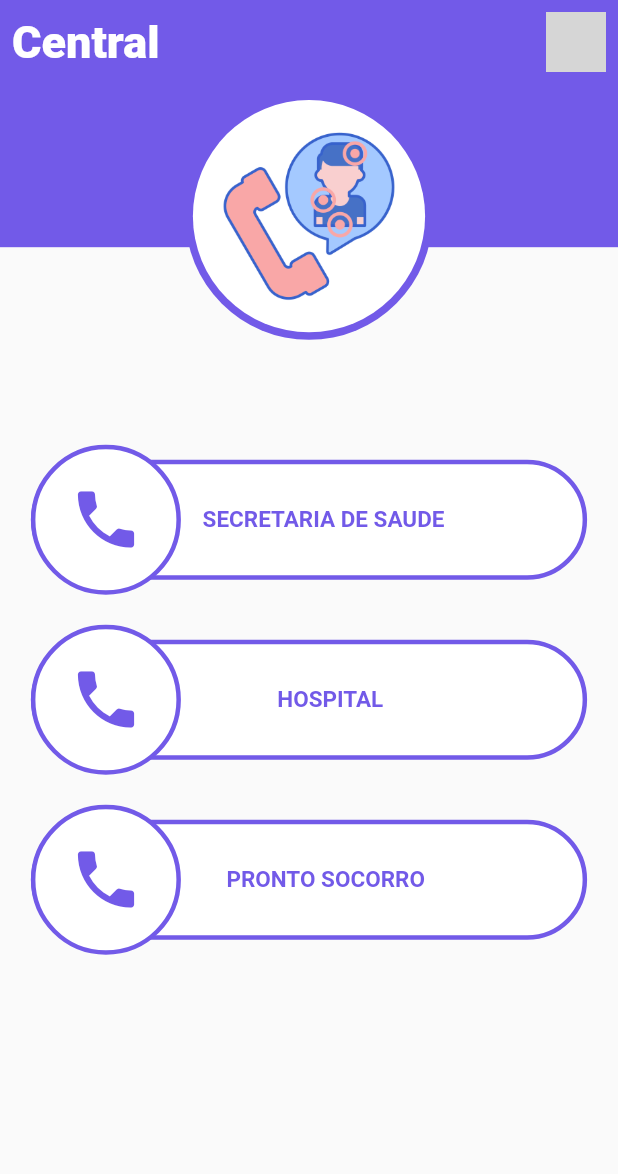
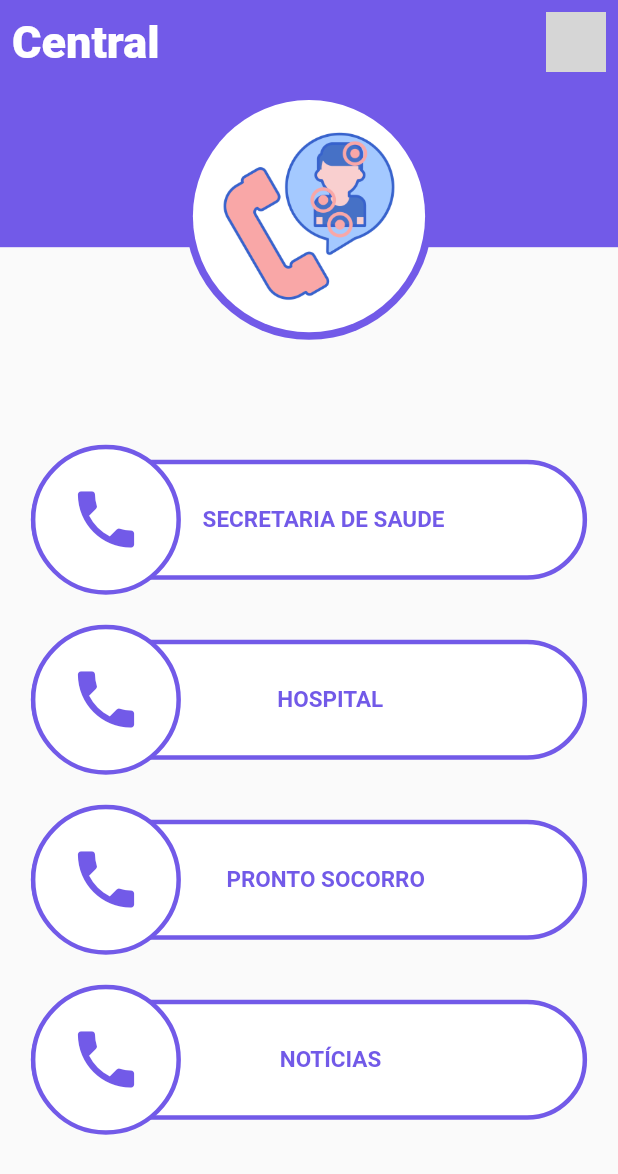
Before and after one commit to gurgueiavalley/smc_covid, a Flutter app: the Tela_Central screen opened directly, on a phone screen of 412 x 824 dp. Shown: the top 1174 px of the screen. Run offline on Flutter 3.47's test engine with Material 2 defaults, Android fonts, the phone set to English and light mode, and no system bars; our stand-ins replace firebase_auth, flutter_vector_icons, google_maps_flutter, google_sign_in, location, persistent_bottom_nav_bar; missing offline and left inert: hasura_connect; accounts and stored records are empty; network calls fail; grey boxes are pictures that could not be loaded.

```diff
--- a/lib/screens/home.dart
+++ b/lib/screens/home.dart
@@ -11,6 +11,8 @@ import 'package:smccovid/screens/tela-central.dart';
 import 'package:smccovid/screens/tela-home.dart';
 import 'package:smccovid/screens/tela-infor.dart';
 import 'package:smccovid/screens/tela-map.dart';
+
+import '../constants/constants.dart';
 
 
 class Home extends StatefulWidget {
@@ -90,6 +92,8 @@ class _HomeState extends State<Home> {
 
 
 
+
+
         ];
     }
 
--- a/lib/screens/tela-central.dart
+++ b/lib/screens/tela-central.dart
@@ -91,6 +91,12 @@ class _Tela_CentralState extends State<Tela_Central> {
 
                   },
                 ),
+                BottonTelefone(
+                  titulo: 'NOTÍCIAS',
+                  onPressed: (){
+
+                  },
+                ),
 
 
 
--- a/lib/screens/tela-home.dart
+++ b/lib/screens/tela-home.dart
@@ -33,7 +33,7 @@ class _Tela_HomeState extends State<Tela_Home> {
                       mainAxisAlignment: MainAxisAlignment.spaceBetween,
                       children: [
                         Text('Olá, ', style: TextStyle(fontWeight: FontWeight.w900, fontSize: 30, color: Colors.white),),
-                        Text(googleSignIn.currentUser.displayName, style: TextStyle(fontSize: 30, color: Colors.white),),
+                        Text(googleSignIn.currentUser.displayName, style: TextStyle(fontSize: 26, color: Colors.white),),
                         Expanded(child: Container()),
 
                         CircleAvatar(
```
Also changed, not shown: pubspec.lock.
